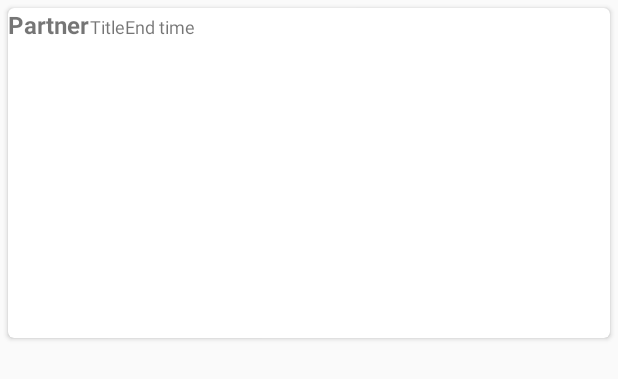
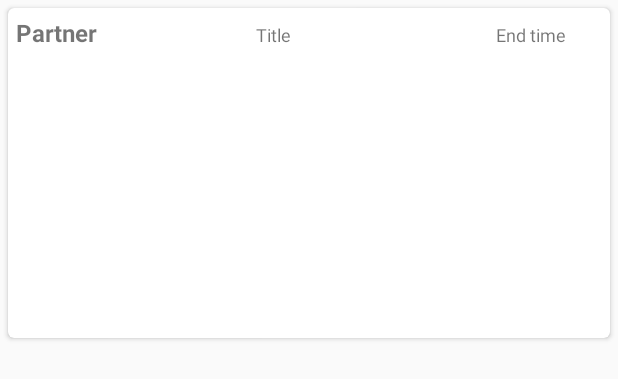
Before and after one commit to Phaedra144/otp-discounts-applion, an Android app: the layout list_item_offfer.xml on its own in the app's theme, with its tools: preview values and no code run, on a phone screen of 412 x 824 dp. Shown: the top 379 px of the screen. Run offline under Robolectric (Android 15) with nearby library versions, the phone set to English and light mode, and no system bars.

Commit message:
fix(list-item-layout): looks much better, code cleaner

```diff
--- a/app/src/main/res/layout/list_item_offfer.xml
+++ b/app/src/main/res/layout/list_item_offfer.xml
@@ -16,22 +16,25 @@
 
         <TextView
             android:id="@+id/partnerTextView"
-            android:layout_width="wrap_content"
+            android:layout_width="160dp"
             android:layout_height="wrap_content"
+            android:padding="5dp"
             android:text="@string/partner"
             android:textSize="16sp"
             android:textStyle="bold"
             card_view:layout_column="0"
-            card_view:layout_gravity="fill"
+            card_view:layout_gravity="center"
             card_view:layout_row="0" />
 
         <TextView
             android:id="@+id/titleText"
-            android:layout_width="wrap_content"
+            android:layout_width="160dp"
             android:layout_height="wrap_content"
+            android:padding="5dp"
             android:text="@string/title"
             android:textSize="12sp"
             card_view:layout_column="0"
+            card_view:layout_gravity="center"
             card_view:layout_row="1"
             card_view:layout_rowSpan="5"
             tools:layout_editor_absoluteX="10dp"
@@ -41,10 +44,11 @@
             android:id="@+id/endTme"
             android:layout_width="wrap_content"
             android:layout_height="wrap_content"
+            android:padding="5dp"
             android:text="@string/end_time"
             android:textSize="12sp"
             card_view:layout_column="0"
-            card_view:layout_gravity="fill"
+            card_view:layout_gravity="center"
             card_view:layout_row="7"
             tools:layout_editor_absoluteX="0dp"
             tools:layout_editor_absoluteY="166dp" />
@@ -52,13 +56,13 @@
         <ImageView
             android:id="@+id/logoImage"
             android:layout_width="0dp"
-            android:layout_height="100dp"
+            android:layout_height="150dp"
             android:layout_weight="1.13"
             android:contentDescription="@string/logo"
             card_view:layout_column="1"
             card_view:layout_columnWeight="1"
             card_view:layout_gravity="center_vertical"
-            card_view:layout_row="1"
+            card_view:layout_row="0"
             card_view:layout_rowSpan="7"
             card_view:layout_rowWeight="1" />
     </android.support.v7.widget.GridLayout>
```
